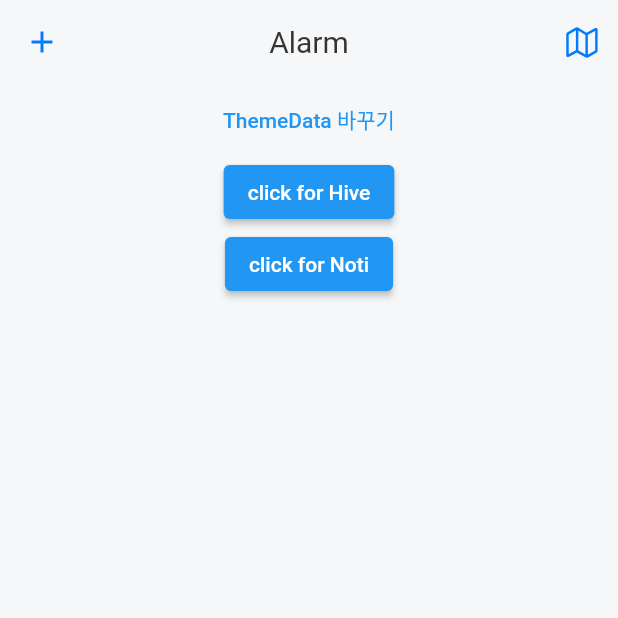
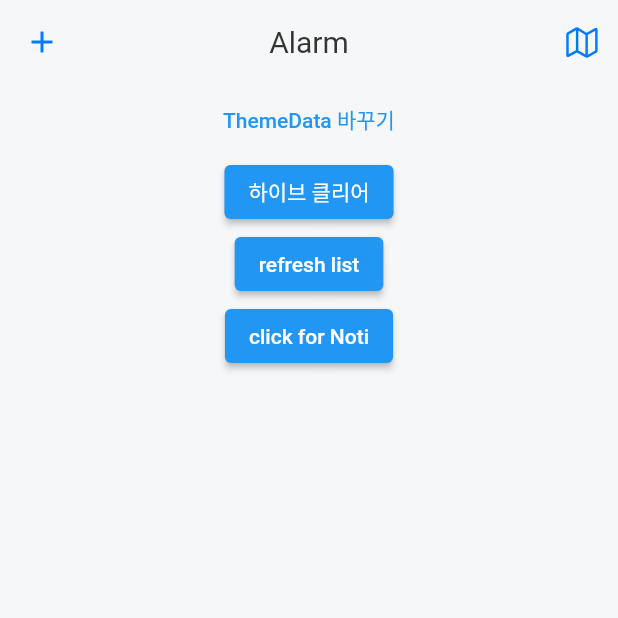
Before and after one commit to MinyeongHong/MonthlyAlarm, a Flutter app: the screen it shows after launch, after a tap on "click for Noti", on a phone screen of 412 x 824 dp, the top half of it. Run offline on Flutter 3.47's test engine with Material 2 defaults, Android fonts, the phone set to English and light mode, and no system bars; our stand-ins replace equatable, flutter_local_notifications, flutter_riverpod, get_it, hive, hive_flutter; accounts and stored records are empty; generated files the repository leaves out were written again; Roboto replaces fonts that are missing (AppleSDGothicNeo).

Commit message:
add usecase

```diff
--- a/lib/data/alarm.dart
+++ b/lib/data/alarm.dart
@@ -2,6 +2,7 @@ import 'dart:core';
 import 'package:equatable/equatable.dart';
 import 'package:flutter/material.dart';
 import 'package:hive_flutter/hive_flutter.dart';
+import 'package:uuid/uuid.dart';
 
 part 'alarm.g.dart';
 
@@ -78,6 +79,20 @@ class Alarm extends HiveObject {
           bfOneDayOn: bfOneDayOn ?? this.bfOneDayOn,
           bfThreeDayOn: bfThreeDayOn ?? this.bfThreeDayOn,
           bfOneWeekOn: bfOneWeekOn ?? this.bfOneWeekOn);
+
+  static Alarm emptyAlarm() => Alarm(
+      alarmId: const Uuid().v1(),
+      title: '',
+      content: '',
+      isOn: true,
+      createdAt: DateTime.now(),
+      updatedAt: DateTime.now(),
+      date: DateTime.now().day,
+      time: DateTime(DateTime.now().year, DateTime.now().month,
+          DateTime.now().day, 0, 0, 0),
+      bfOneDayOn: false,
+      bfThreeDayOn: false,
+      bfOneWeekOn: false);
 }
 
 // @override
--- a/lib/di.dart
+++ b/lib/di.dart
@@ -2,6 +2,8 @@ import 'package:get_it/get_it.dart';
 import 'package:monthly_alarm_app/repository/alarm_repository.dart';
 import 'package:monthly_alarm_app/usecase/create_alarm.dart';
 import 'package:monthly_alarm_app/usecase/delete_alarm.dart';
+import 'package:monthly_alarm_app/usecase/load_alarms.dart';
+import 'package:monthly_alarm_app/usecase/read_alarm.dart';
 import 'package:monthly_alarm_app/usecase/update_alarm.dart';
 
 final GetIt getIt = GetIt.instance;
@@ -12,5 +14,7 @@ void setupGetIt() {
   getIt.registerSingleton<CreateAlarm>(CreateAlarm(getIt.get<AlarmRepository>()));
   getIt.registerSingleton<DeleteAlarm>(DeleteAlarm(getIt.get<AlarmRepository>()));
   getIt.registerSingleton<UpdateAlarm>(UpdateAlarm(getIt.get<AlarmRepository>()));
+  getIt.registerSingleton<LoadAlarms>(LoadAlarms(getIt.get<AlarmRepository>()));
+  getIt.registerSingleton<ReadAlarm>(ReadAlarm(getIt.get<AlarmRepository>()));
 
 }
--- a/lib/provider/alarm_list_provider.dart
+++ b/lib/provider/alarm_list_provider.dart
@@ -1,17 +1,24 @@
 import 'package:flutter/material.dart';
 import 'package:flutter_riverpod/flutter_riverpod.dart';
+import 'package:get_it/get_it.dart';
+import 'package:monthly_alarm_app/usecase/load_alarms.dart';
 
 import '../data/alarm.dart';
 import '../repository/alarm_repository.dart';
 
-final alarmListProvider = StateNotifierProvider((ref) => AlarmListNotifier());
+final alarmListProvider = StateNotifierProvider((ref) => AlarmListViewModel());
 
-class AlarmListNotifier extends StateNotifier<List<Alarm>> {
-  AlarmListNotifier([List<Alarm>? initialAlarm]) : super(initialAlarm ?? []);
+class AlarmListViewModel extends StateNotifier<List<Alarm>> {
+  AlarmListViewModel([List<Alarm>? initialAlarm]) : super(initialAlarm ?? []);
+
+  LoadAlarms loadAlarms = GetIt.I.get();
 
   void update() {
-    // var newData = AlarmRepository().readAll();
-    // state = newData;
+  }
+
+  Future<void> loadAll() async {
+    state = await loadAlarms.call();
+    print(state.length);
   }
 
   void delete(String id) {
@@ -20,6 +27,7 @@ class AlarmListNotifier extends StateNotifier<List<Alarm>> {
         if (e.alarmId != id) e,
     ];
   }
+
 }
 
 // class AlarmProvider with ChangeNotifier{
--- a/lib/repository/alarm_repository.dart
+++ b/lib/repository/alarm_repository.dart
@@ -1,9 +1,11 @@
 import 'package:hive/hive.dart';
 import 'package:monthly_alarm_app/string.dart';
+import 'package:uuid/uuid.dart';
 
 import '../data/alarm.dart';
 
 class AlarmRepository {
+
   final Box<Alarm> alarmBox = Hive.box(strAlarm);
 
   Future<Alarm> create(Alarm newAlarm) async {
@@ -15,11 +17,11 @@ class AlarmRepository {
   }
 
   Future<List<Alarm>> readAll() async {
-    return await alarmBox.values.toList();
+    return alarmBox.values.toList();
   }
 
   Future<Alarm?> read(index) async {
-    return await alarmBox.getAt(index);
+    return alarmBox.getAt(index);
   }
 
   Future<void> delete(String id) async {
--- a/lib/ui/alarm_list_screen.dart
+++ b/lib/ui/alarm_list_screen.dart
@@ -1,31 +1,27 @@
 import 'package:flutter/cupertino.dart';
 import 'package:flutter/material.dart';
+import 'package:flutter_riverpod/flutter_riverpod.dart';
 import 'package:hive_flutter/hive_flutter.dart';
 import 'package:monthly_alarm_app/repository/alarm_repository.dart';
 import 'package:monthly_alarm_app/repository/local_notification.dart';
 import 'package:monthly_alarm_app/ui/add_alarm_screen.dart';
 
 import '../app_theme.dart';
+import '../data/alarm.dart';
+import '../provider/alarm_list_provider.dart';
 import '../string.dart';
 
-class AlarmListScreen extends StatefulWidget {
+class AlarmListScreen extends ConsumerWidget {
   const AlarmListScreen({Key? key}) : super(key: key);
 
   @override
-  State<AlarmListScreen> createState() => _AlarmListScreenState();
-}
-
-class _AlarmListScreenState extends State<AlarmListScreen> {
-  @override
-  void initState() {
-    super.initState();
-  }
-
-  @override
-  Widget build(BuildContext context) {
+  Widget build(BuildContext context,WidgetRef ref) {
+    AlarmListViewModel vm = ref.read(alarmListProvider.notifier);
+    vm.loadAll();
     final box = Hive.box(strAppMode);
     final light_dark = box.get('mode');
     print(light_dark);
+
     return Scaffold(
       backgroundColor: AppTheme.backgroundBlue,
       appBar: AppBar(
@@ -37,7 +33,7 @@ class _AlarmListScreenState extends State<AlarmListScreen> {
             onPressed: () {
               Navigator.of(context).push(
                 MaterialPageRoute(
-                  builder: (_) => AddAlarmScreen(),
+                  builder: (_) => AddAlarmScreen(listVm:vm),
                 ),
               );
             }),
@@ -72,12 +68,37 @@ class _AlarmListScreenState extends State<AlarmListScreen> {
                 onPressed: () {
                   AlarmRepository().clear();
                 },
-                child: Text('click for Hive')),
+                child: Text('하이브 클리어')),
+            ElevatedButton(
+                onPressed: () {
+                 vm.loadAll();
+                },
+                child: Text('refresh list')),
+
             ElevatedButton(
                 onPressed: () {
                   LocalNotification.sampleNotification();
                 },
-                child: Text('click for Noti'))
+                child: Text('click for Noti')),
+            Expanded(
+              child: ListView.builder(
+                  itemCount: vm.state.length,
+                  itemBuilder: (BuildContext ctx, int idx) {
+                    print(vm.state.length);
+                    var alarm = vm.state[idx];
+                    print(alarm);
+                    return Container(
+                      child: Column(
+                        children: [
+                          Text(alarm.alarmId),
+                          Text(alarm.date.toString()),
+                          Text(alarm.title.toString()),
+                          Text(alarm.time.toString()),
+                        ],
+                      ),
+                    );
+                  }),
+            ),
           ]),
         ),
       ),
--- /dev/null
+++ b/lib/usecase/load_alarms.dart
@@ -0,0 +1,12 @@
+import '../data/alarm.dart';
+import '../repository/alarm_repository.dart';
+
+class LoadAlarms {
+  final AlarmRepository repository;
+
+  LoadAlarms(this.repository);
+
+  Future<List<Alarm>> call() async {
+    return await repository.readAll();
+  }
+}
--- a/lib/usecase/update_alarm.dart
+++ b/lib/usecase/update_alarm.dart
@@ -1,4 +1,3 @@
-
 import '../data/alarm.dart';
 import '../repository/alarm_repository.dart';
 
```
Also changed, not shown: lib/provider/alarm_detail_provider.dart (+15 -11 lines), lib/ui/add_alarm_screen.dart (+47 -11 lines), lib/ui/widget/number_picker.dart (+0 -10 lines), lib/ui/widget/text_edit_field.dart (+78 -21 lines), lib/ui/widget/time_picker.dart (+10 -5 lines), lib/usecase/read_alarm.dart (added, +13 -0 lines), lib/usecase/alarm_usecase.dart (deleted).
